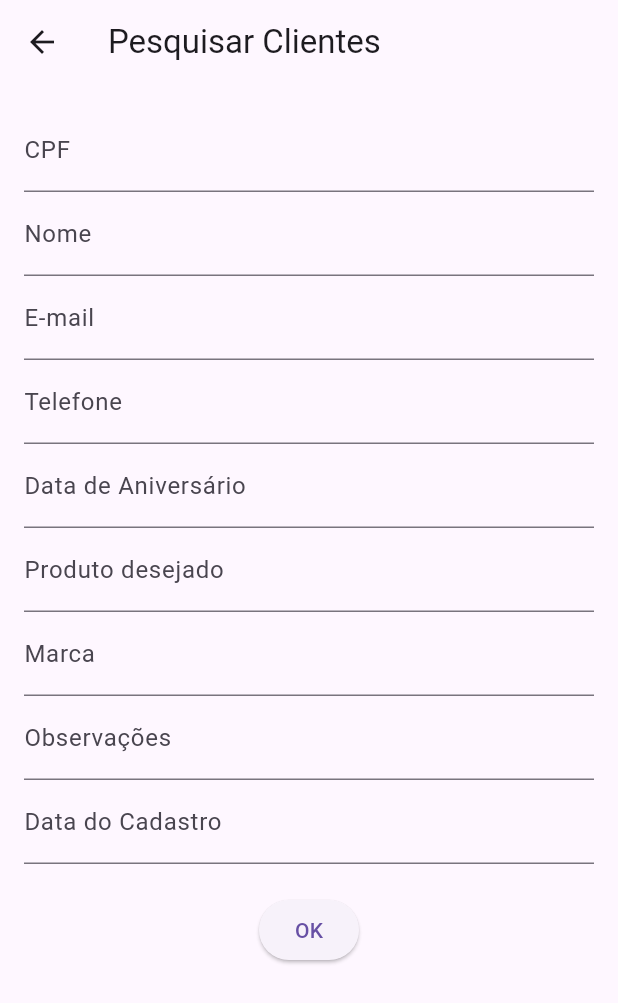
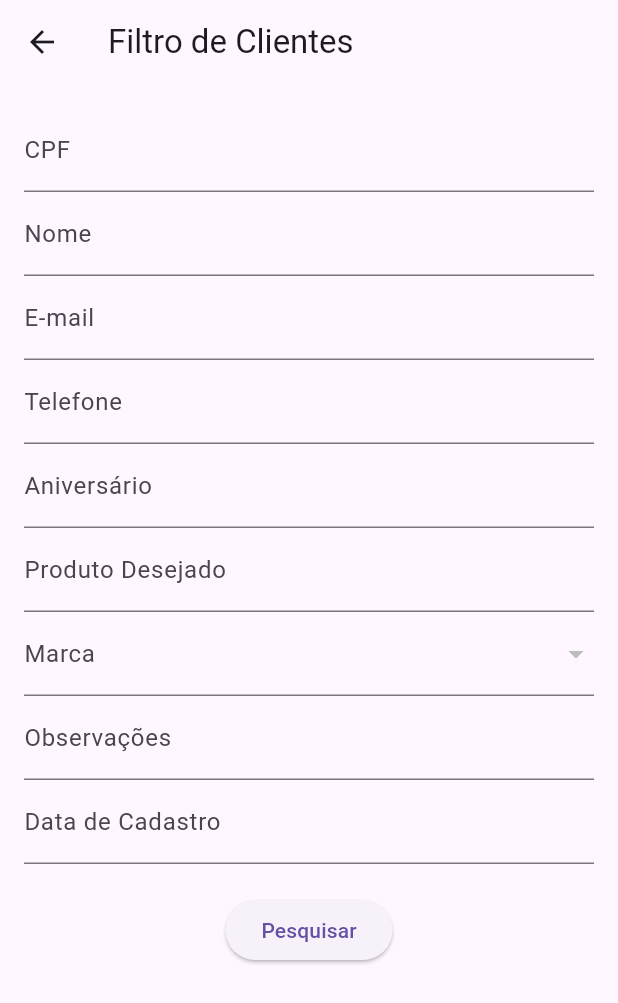
Before and after one commit to PJosquin/cadastro_clientes_final, a Flutter app: the screen it shows after launch, after a tap on "Pesquisar com Filtros", on a phone screen of 412 x 824 dp. Shown: the top 1003 px of the screen. Run offline on Flutter 3.47's test engine with Material 3 defaults, Android fonts, the phone set to English and light mode, and no system bars; our stand-ins replace cloud_firestore, firebase_core, mask_text_input_formatter; accounts and stored records are empty.

Commit message:
Checkpoint - v1.3.1: Máscaras e dropdown funcionando, pesquisa exata

```diff
--- a/lib/filtro_page.dart
+++ b/lib/filtro_page.dart
@@ -1,8 +1,11 @@
 import 'package:flutter/material.dart';
+import 'package:cloud_firestore/cloud_firestore.dart';
+import 'package:intl/intl.dart';
+import 'package:mask_text_input_formatter/mask_text_input_formatter.dart';
 import 'resultado_pesquisa_page.dart';
 
 class FiltroPage extends StatefulWidget {
-  const FiltroPage({super.key});
+  const FiltroPage({Key? key}) : super(key: key);
 
   @override
   _FiltroPageState createState() => _FiltroPageState();
@@ -15,23 +18,72 @@ class _FiltroPageState extends State<FiltroPage> {
   final TextEditingController telefoneController = TextEditingController();
   final TextEditingController aniversarioController = TextEditingController();
   final TextEditingController produtoController = TextEditingController();
-  final TextEditingController marcaController = TextEditingController();
   final TextEditingController observacoesController = TextEditingController();
   final TextEditingController dataCadastroController = TextEditingController();
+
+  String? marcaSelecionada;
+  List<String> marcas = [];
+
+  // Máscaras
+  final cpfFormatter = MaskTextInputFormatter(mask: "###.###.###-##");
+  final telefoneFormatter = MaskTextInputFormatter(mask: "(##) #####-####");
+  final dataFormatter = MaskTextInputFormatter(mask: "##/##/####");
+
+  @override
+  void initState() {
+    super.initState();
+    _carregarMarcas();
+  }
+
+  Future<void> _carregarMarcas() async {
+    final snapshot = await FirebaseFirestore.instance.collection('clientes').get();
+    final lista = snapshot.docs
+        .map((doc) => doc['marca']?.toString() ?? '')
+        .where((m) => m.isNotEmpty)
+        .toSet()
+        .toList();
+    setState(() {
+      marcas = lista;
+    });
+  }
+
+  void _pesquisar() {
+    final filtros = {
+      "cpf": cpfController.text.trim(),
+      "nome": nomeController.text.trim(),
+      "email": emailController.text.trim(),
+      "telefone": telefoneController.text.trim(),
+      "aniversario": aniversarioController.text.trim(),
+      "produto": produtoController.text.trim(),
+      "marca": marcaSelecionada ?? "",
+      "observacoes": observacoesController.text.trim(),
+      "dataCadastro": dataCadastroController.text.trim(),
+    };
+
+    Navigator.push(
+      context,
+      MaterialPageRoute(
+        builder: (context) => ResultadoPesquisaPage(filtros: filtros),
+      ),
+    );
+  }
 
   @override
   Widget build(BuildContext context) {
     return Scaffold(
       appBar: AppBar(
-        title: const Text("Pesquisar Clientes"),
+        title: const Text("Filtro de Clientes"),
       ),
-      body: SingleChildScrollView(
-        padding: const EdgeInsets.all(16),
+      body: Padding(
+        padding: const EdgeInsets.all(16.0),
+        child: SingleChildScrollView(
           child: Column(
             children: [
               TextField(
                 controller: cpfController,
                 decoration: const InputDecoration(labelText: "CPF"),
+                keyboardType: TextInputType.number,
+                inputFormatters: [cpfFormatter],
               ),
               TextField(
                 controller: nomeController,
@@ -44,17 +96,32 @@ class _FiltroPageState extends State<FiltroPage> {
               TextField(
                 controller: telefoneController,
                 decoration: const InputDecoration(labelText: "Telefone"),
+                keyboardType: TextInputType.phone,
+                inputFormatters: [telefoneFormatter],
               ),
               TextField(
                 controller: aniversarioController,
-              decoration: const InputDecoration(labelText: "Data de Aniversário"),
+                decoration: const InputDecoration(labelText: "Aniversário"),
+                keyboardType: TextInputType.number,
+                inputFormatters: [dataFormatter],
               ),
               TextField(
                 controller: produtoController,
-              decoration: const InputDecoration(labelText: "Produto desejado"),
+                decoration: const InputDecoration(labelText: "Produto Desejado"),
               ),
-            TextField(
-              controller: marcaController,
+              DropdownButtonFormField<String>(
+                value: marcaSelecionada,
+                items: marcas
+                    .map((m) => DropdownMenuItem(
+                          value: m,
+                          child: Text(m),
+                        ))
+                    .toList(),
+                onChanged: (value) {
+                  setState(() {
+                    marcaSelecionada = value;
+                  });
+                },
                 decoration: const InputDecoration(labelText: "Marca"),
               ),
               TextField(
@@ -63,34 +130,17 @@ class _FiltroPageState extends State<FiltroPage> {
               ),
               TextField(
                 controller: dataCadastroController,
-              decoration: const InputDecoration(labelText: "Data do Cadastro"),
+                decoration: const InputDecoration(labelText: "Data de Cadastro"),
+                keyboardType: TextInputType.number,
+                inputFormatters: [dataFormatter],
               ),
               const SizedBox(height: 20),
               ElevatedButton(
-              onPressed: () {
-                final filtros = {
-                  'cpf': cpfController.text.trim(),
-                  'nome': nomeController.text.trim(),
-                  'email': emailController.text.trim(),
-                  'telefone': telefoneController.text.trim(),
-                  'aniversario': aniversarioController.text.trim(),
-                  'produto': produtoController.text.trim(),
-                  'marca': marcaController.text.trim(),
-                  'observacoes': observacoesController.text.trim(),
-                  'dataCadastro': dataCadastroController.text.trim(),
-                };
-
-                Navigator.push(
-                  context,
-                  MaterialPageRoute(
-                    builder: (context) =>
-                        ResultadoPesquisaPage(filtros: filtros),
-                  ),
-                );
-              },
-              child: const Text("OK"),
+                onPressed: _pesquisar,
+                child: const Text("Pesquisar"),
               ),
             ],
+          ),
         ),
       ),
     );
```
Also changed, not shown: lib/resultado_pesquisa_page.dart (+59 -71 lines), 1 other file. Lines whose indentation alone changed are shown as unchanged.
